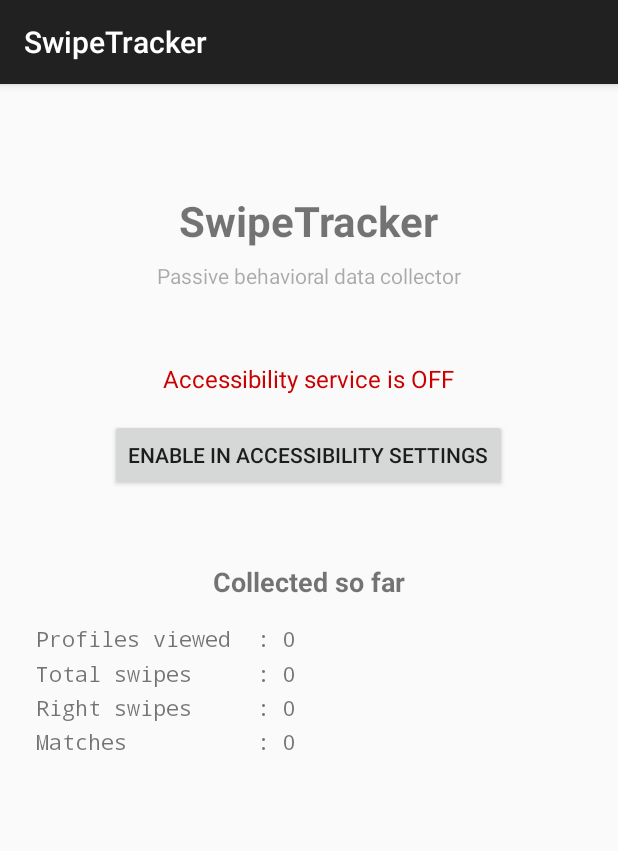
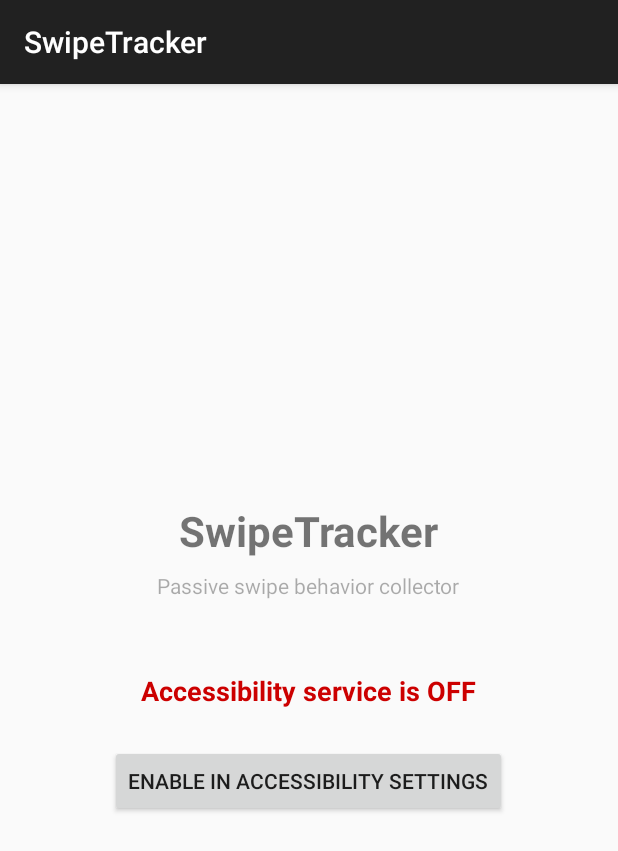
Before and after one commit to keepinitkrispy/Myandroidapp, an Android app: the screen it shows after launch (MainActivity), on a phone screen of 412 x 824 dp. Shown: the top 851 px of the screen. Run offline under Robolectric (Android 15) with nearby library versions, the phone set to English and light mode, and no system bars.

Commit message:
Slim MainActivity down to permission prompt + status only
Removed dashboard/stats loading — no data yet, no point building
analytics UI before the pipeline is confirmed working.
Fixed AppDetector reference (now a class instance, not a singleton object).

https://claude.ai/code/session_01BSBpj3zTdXTAk2Tb3Zrq79

```diff
--- a/app/src/main/java/com/gestureai/myandroidapp/MainActivity.kt
+++ b/app/src/main/java/com/gestureai/myandroidapp/MainActivity.kt
@@ -8,18 +8,11 @@ import android.view.View
 import android.widget.Button
 import android.widget.TextView
 import androidx.appcompat.app.AppCompatActivity
-import androidx.lifecycle.lifecycleScope
 import com.gestureai.myandroidapp.accessibility.SwipeTrackerService
-import com.gestureai.myandroidapp.database.AppDatabase
-import com.gestureai.myandroidapp.tracking.AppDetector
-import kotlinx.coroutines.Dispatchers
-import kotlinx.coroutines.launch
-import kotlinx.coroutines.withContext
 
 class MainActivity : AppCompatActivity() {
 
     private lateinit var tvStatus: TextView
-    private lateinit var tvStats: TextView
     private lateinit var btnOpenSettings: Button
 
     override fun onCreate(savedInstanceState: Bundle?) {
@@ -27,7 +20,6 @@ class MainActivity : AppCompatActivity() {
         setContentView(R.layout.activity_main)
 
         tvStatus = findViewById(R.id.tvStatus)
-        tvStats = findViewById(R.id.tvStats)
         btnOpenSettings = findViewById(R.id.btnOpenSettings)
 
         btnOpenSettings.setOnClickListener {
@@ -37,11 +29,6 @@ class MainActivity : AppCompatActivity() {
 
     override fun onResume() {
         super.onResume()
-        updateStatusBanner()
-        loadStats()
-    }
-
-    private fun updateStatusBanner() {
         val active = isAccessibilityServiceEnabled()
         tvStatus.text = if (active) getString(R.string.status_active)
                         else        getString(R.string.status_inactive)
@@ -52,51 +39,11 @@ class MainActivity : AppCompatActivity() {
         btnOpenSettings.visibility = if (active) View.GONE else View.VISIBLE
     }
 
-    private fun loadStats() {
-        val db = AppDatabase.getInstance(this)
-        lifecycleScope.launch {
-            val sb = StringBuilder()
-            withContext(Dispatchers.IO) {
-                val totalViews  = db.profileViewDao().totalCount()
-                val totalSwipes = db.swipeEventDao().countByDirection(
-                    com.gestureai.myandroidapp.database.entities.SwipeDirection.RIGHT
-                ) + db.swipeEventDao().countByDirection(
-                    com.gestureai.myandroidapp.database.entities.SwipeDirection.LEFT
-                )
-                val totalRight  = db.swipeEventDao().totalRightSwipes()
-                val totalMatch  = db.swipeEventDao().totalMatches()
-
-                sb.appendLine("Profiles viewed  : $totalViews")
-                sb.appendLine("Total swipes     : $totalSwipes")
-                sb.appendLine("Right swipes     : $totalRight")
-                sb.appendLine("Matches          : $totalMatch")
-
-                for (pkg in AppDetector.SUPPORTED_PACKAGES) {
-                    val count = db.profileViewDao().countByApp(pkg)
-                    if (count > 0) {
-                        val name = AppDetector.displayName(pkg)
-                        val rate = db.swipeEventDao().matchRate(pkg)
-                        val rateStr = rate?.let { "%.1f%%".format(it * 100) } ?: "n/a"
-                        val avgMs = db.profileViewDao().avgDurationMs(pkg)
-                        val avgSec = avgMs?.let { "%.1fs".format(it / 1000.0) } ?: "n/a"
-                        sb.appendLine()
-                        sb.appendLine("[$name]")
-                        sb.appendLine("  views      : $count")
-                        sb.appendLine("  match rate : $rateStr")
-                        sb.appendLine("  avg look   : $avgSec")
-                    }
-                }
-            }
-            tvStats.text = sb.toString().trimEnd()
-        }
-    }
-
     private fun isAccessibilityServiceEnabled(): Boolean {
         val service = "$packageName/${SwipeTrackerService::class.java.canonicalName}"
         val enabled = try {
             Settings.Secure.getInt(contentResolver, Settings.Secure.ACCESSIBILITY_ENABLED)
         } catch (_: Exception) { 0 }
-
         if (enabled != 1) return false
 
         val services = Settings.Secure.getString(
--- a/app/src/main/res/layout/activity_main.xml
+++ b/app/src/main/res/layout/activity_main.xml
@@ -4,58 +4,37 @@
     android:layout_width="match_parent"
     android:layout_height="match_parent"
     android:orientation="vertical"
-    android:padding="24dp"
-    android:gravity="center_horizontal">
+    android:padding="32dp"
+    android:gravity="center">
 
     <TextView
-        android:id="@+id/tvTitle"
         android:layout_width="wrap_content"
         android:layout_height="wrap_content"
         android:text="SwipeTracker"
         android:textSize="28sp"
         android:textStyle="bold"
-        android:layout_marginTop="48dp"
         android:layout_marginBottom="8dp"/>
 
     <TextView
         android:layout_width="wrap_content"
         android:layout_height="wrap_content"
-        android:text="Passive behavioral data collector"
+        android:text="Passive swipe behavior collector"
         android:textSize="14sp"
         android:alpha="0.6"
         android:layout_marginBottom="48dp"/>
 
-    <!-- Service status indicator -->
     <TextView
         android:id="@+id/tvStatus"
         android:layout_width="wrap_content"
         android:layout_height="wrap_content"
-        android:text="@string/status_inactive"
-        android:textSize="16sp"
-        android:layout_marginBottom="16dp"/>
+        android:textSize="18sp"
+        android:textStyle="bold"
+        android:layout_marginBottom="24dp"/>
 
     <Button
         android:id="@+id/btnOpenSettings"
         android:layout_width="wrap_content"
         android:layout_height="wrap_content"
-        android:text="@string/btn_open_settings"
-        android:layout_marginBottom="48dp"/>
-
-    <!-- Quick stats -->
-    <TextView
-        android:layout_width="wrap_content"
-        android:layout_height="wrap_content"
-        android:text="@string/stats_header"
-        android:textSize="18sp"
-        android:textStyle="bold"
-        android:layout_marginBottom="16dp"/>
-
-    <TextView
-        android:id="@+id/tvStats"
-        android:layout_width="match_parent"
-        android:layout_height="wrap_content"
-        android:textSize="14sp"
-        android:fontFamily="monospace"
-        android:lineSpacingMultiplier="1.4"/>
+        android:text="@string/btn_open_settings"/>
 
 </LinearLayout>
```
